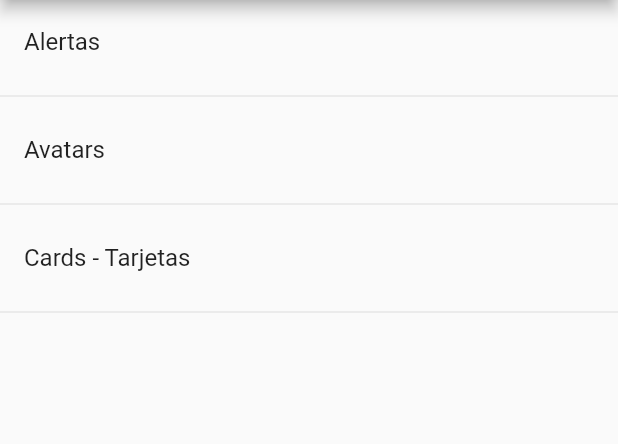
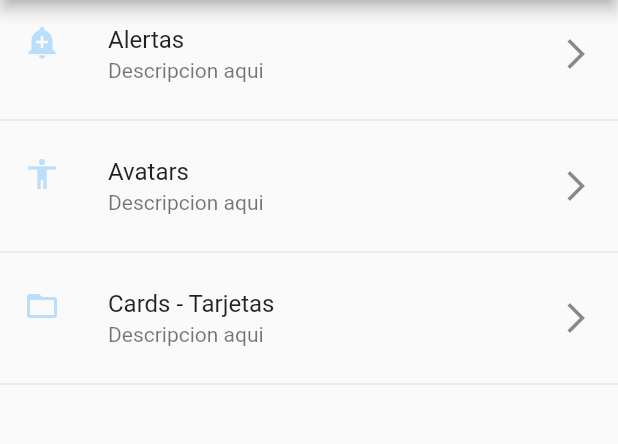
Before and after one commit to VershyCode/flutter-practica-componentes, a Flutter app: the screen it shows after launch, on a phone screen of 412 x 824 dp, the part 84-528 px from its top. Run offline on Flutter 3.47's test engine with Material 2 defaults, Android fonts, the phone set to English and light mode, and no system bars.

Commit message:
Practica 6 - Utils
Se creo una utilidad para obtener el icono
Acorde un String que contenga su nombre.

```diff
--- a/lib/src/pages/home_page.dart
+++ b/lib/src/pages/home_page.dart
@@ -1,4 +1,5 @@
 import 'package:components/src/providers/menu_provider.dart';
+import 'package:components/src/utils/icon_string_util.dart';
 import 'package:flutter/material.dart';
 
 class HomePage extends StatelessWidget {
@@ -28,6 +29,12 @@ class HomePage extends StatelessWidget {
       children: <Widget>[
         ListTile(
           title: Text(e['texto']),
+          subtitle: Text('Descripcion aqui'),
+          leading: getIcon(e['icon']),
+          trailing: Icon(Icons.arrow_forward_ios),
+          onTap: (){
+            // Event click
+          },
         ),
         Divider(),
       ],
--- /dev/null
+++ b/lib/src/utils/icon_string_util.dart
@@ -0,0 +1,11 @@
+import 'package:flutter/material.dart';
+
+final _icons = <String, IconData>{
+  'add_alert' : Icons.add_alert,
+  'accessibility' : Icons.accessibility,
+  'folder_open' : Icons.folder_open,
+};
+
+Icon getIcon(String nombreIcono){
+  return Icon(_icons[nombreIcono], color: Colors.blue[100]);
+}
```
